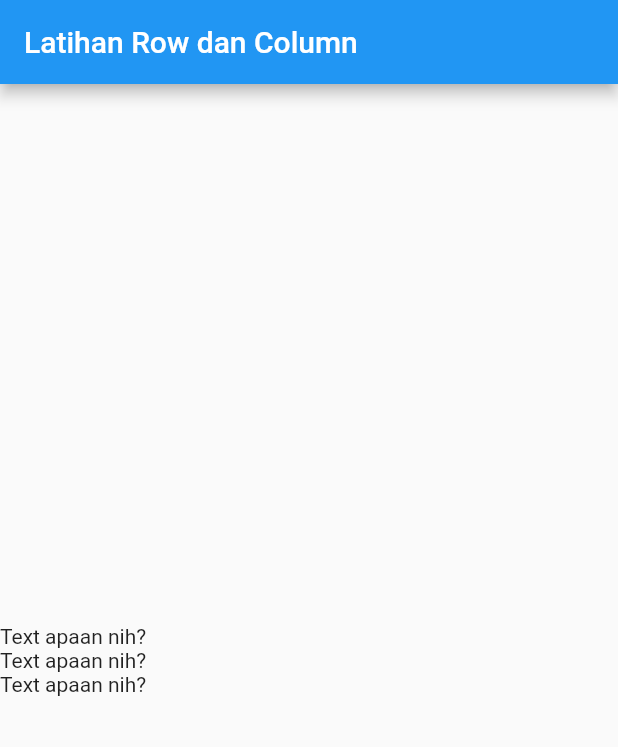
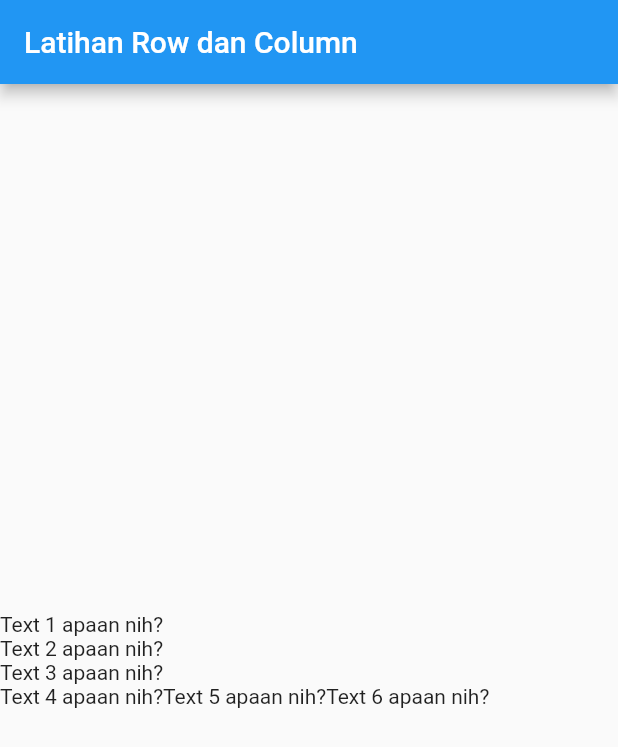
Before and after one commit to dsjtx/Belajar-Flutter, a Flutter app: the screen it shows after launch, on a phone screen of 412 x 824 dp. Shown: the top 747 px of the screen. Run offline on Flutter 3.47's test engine with Material 2 defaults, Android fonts, the phone set to English and light mode, and no system bars.

Commit message:
mainAxisAlignment & crossAxisAlignment, Row & Column

```diff
--- a/lib/main.dart
+++ b/lib/main.dart
@@ -12,10 +12,18 @@ class MyApp extends StatelessWidget {
         ),
         body: Column(
           mainAxisAlignment: MainAxisAlignment.center,
+          crossAxisAlignment: CrossAxisAlignment.start,
           children: <Widget>[
-            Text("Text apaan nih?"),
-            Text("Text apaan nih?"),
-            Text("Text apaan nih?")
+            Text("Text 1 apaan nih?"),
+            Text("Text 2 apaan nih?"),
+            Text("Text 3 apaan nih?"),
+            Row(
+              children: <Widget>[
+                Text("Text 4 apaan nih?"),
+                Text("Text 5 apaan nih?"),
+                Text("Text 6 apaan nih?")
+              ],
+            )
           ],
         ),
       ),
```
